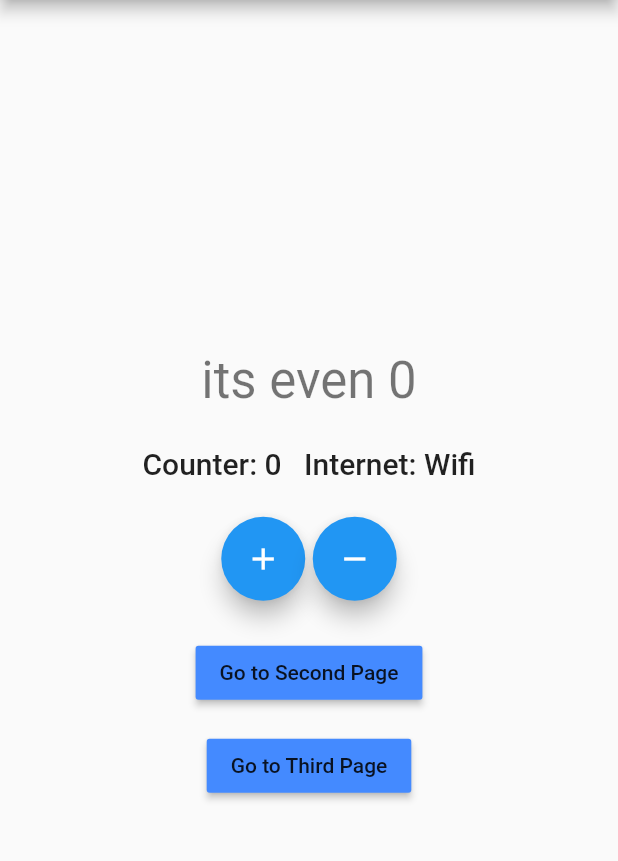
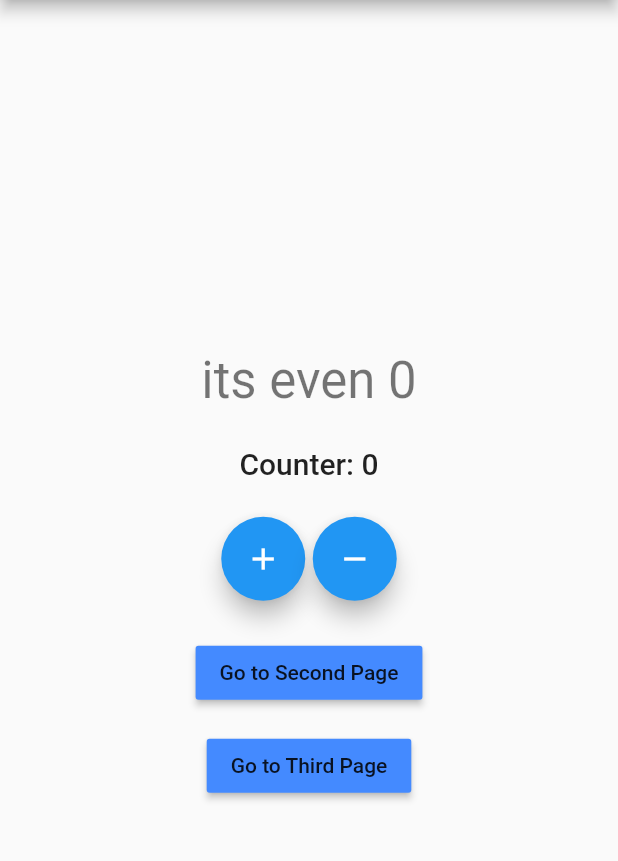
Before and after one commit to Shahrin04/Counter_App_Bloc, a Flutter app: the screen it shows after launch, on a phone screen of 412 x 824 dp, the part 84-945 px from its top. Run offline on Flutter 3.47's test engine with Material 2 defaults, Android fonts, the phone set to English and light mode, and no system bars; our stand-ins replace bloc, connectivity_plus, equatable, flutter_bloc.

Commit message:
context.select()

```diff
--- a/lib/Presentation/Screen/home_screen.dart
+++ b/lib/Presentation/Screen/home_screen.dart
@@ -69,27 +69,12 @@ class _HomeScreenState extends State<HomeScreen> {
             ),
             Builder(
               builder: (context) {
-                final counterState = context.watch<CounterCubit>().state;
-                final internetState = context.watch<InternetCubit>().state;
-
-                if (internetState is InternetConnected &&
-                    internetState.connectionType == ConnectionType.wifi) {
-                  return Text(
-                      'Counter: ${counterState.counterValue.toString()}   ' +
-                          'Internet: Wifi',
-                      style: Theme.of(context).textTheme.headline6);
-                } else if (internetState is InternetConnected &&
-                    internetState.connectionType == ConnectionType.mobile) {
-                  return Text(
-                      'Counter: ${counterState.counterValue.toString()}   ' +
-                          'Internet: Mobile',
-                      style: Theme.of(context).textTheme.headline6);
-                } else {
-                  return Text(
-                      'Counter: ${counterState.counterValue.toString()}   ' +
-                          'Internet: Disconnected',
-                      style: Theme.of(context).textTheme.headline6);
-                }
+                final counterValue = context
+                    .select((CounterCubit cubit) => cubit.state.counterValue);
+                return Text(
+                  'Counter: ${counterValue.toString()}',
+                  style: Theme.of(context).textTheme.headline6,
+                );
               },
             ),
             SizedBox(
```
